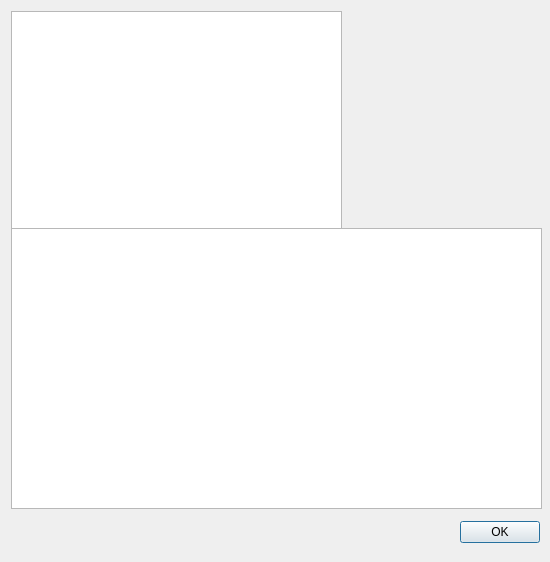
First picture: the form in VLNvika3/analyze.ui, repository Gylfian/VLN-vika-3, before the edit.
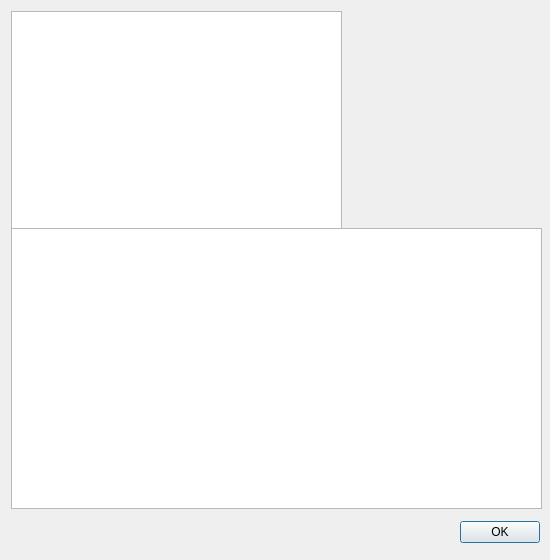
Second picture: the form after the edit.

```diff
--- a/VLNvika3/analyze.ui
+++ b/VLNvika3/analyze.ui
@@ -7,13 +7,19 @@
     <x>0</x>
     <y>0</y>
     <width>550</width>
-    <height>562</height>
+    <height>560</height>
    </rect>
   </property>
   <property name="minimumSize">
    <size>
     <width>550</width>
-    <height>480</height>
+    <height>560</height>
+   </size>
+  </property>
+  <property name="maximumSize">
+   <size>
+    <width>550</width>
+    <height>560</height>
    </size>
   </property>
   <property name="windowTitle">
```
